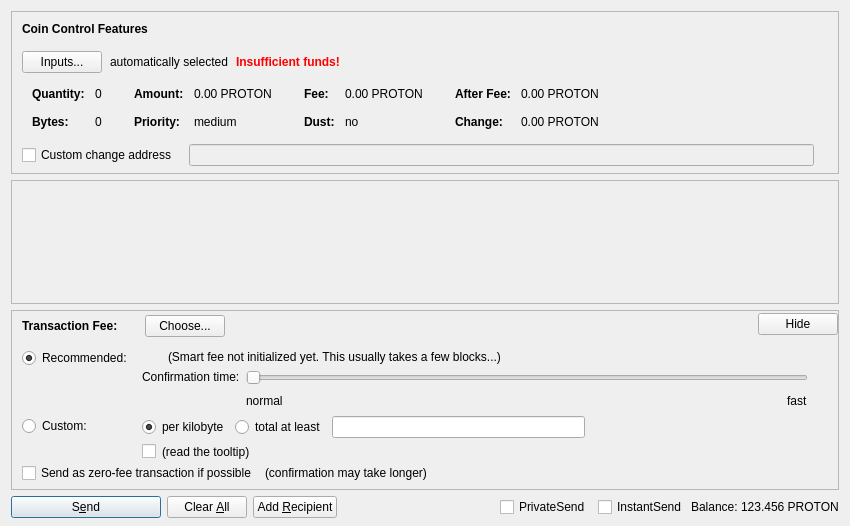
coinmenace/SquareCoin, file src/qt/forms/sendcoinsdialog.ui: the form before one commit.
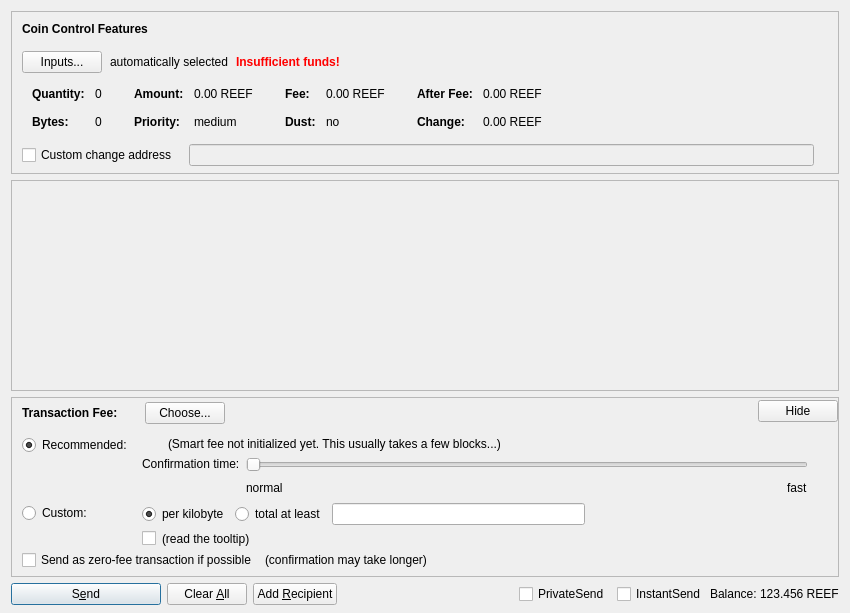
The form after the commit. Custom widgets are drawn as their Qt base class.

Commit message: Changes to the Reef Core

The edit to the form file:
```diff
--- a/src/qt/forms/sendcoinsdialog.ui
+++ b/src/qt/forms/sendcoinsdialog.ui
@@ -7,7 +7,7 @@
     <x>0</x>
     <y>0</y>
     <width>850</width>
-    <height>526</height>
+    <height>613</height>
    </rect>
   </property>
   <property name="windowTitle">
@@ -324,7 +324,7 @@
                   <enum>Qt::ActionsContextMenu</enum>
                  </property>
                  <property name="text">
-                  <string notr="true">0.00 PROTON</string>
+                  <string notr="true">0.00 REEF</string>
                  </property>
                  <property name="textInteractionFlags">
                   <set>Qt::LinksAccessibleByMouse|Qt::TextSelectableByKeyboard|Qt::TextSelectableByMouse</set>
@@ -404,7 +404,7 @@
                   <enum>Qt::ActionsContextMenu</enum>
                  </property>
                  <property name="text">
-                  <string notr="true">0.00 PROTON</string>
+                  <string notr="true">0.00 REEF</string>
                  </property>
                  <property name="textInteractionFlags">
                   <set>Qt::LinksAccessibleByMouse|Qt::TextSelectableByKeyboard|Qt::TextSelectableByMouse</set>
@@ -484,7 +484,7 @@
                   <enum>Qt::ActionsContextMenu</enum>
                  </property>
                  <property name="text">
-                  <string notr="true">0.00 PROTON</string>
+                  <string notr="true">0.00 REEF</string>
                  </property>
                  <property name="textInteractionFlags">
                   <set>Qt::LinksAccessibleByMouse|Qt::TextSelectableByKeyboard|Qt::TextSelectableByMouse</set>
@@ -513,7 +513,7 @@
                   <enum>Qt::ActionsContextMenu</enum>
                  </property>
                  <property name="text">
-                  <string notr="true">0.00 PROTON</string>
+                  <string notr="true">0.00 REEF</string>
                  </property>
                  <property name="textInteractionFlags">
                   <set>Qt::LinksAccessibleByMouse|Qt::TextSelectableByKeyboard|Qt::TextSelectableByMouse</set>
@@ -616,8 +616,8 @@
        <rect>
         <x>0</x>
         <y>0</y>
-        <width>830</width>
-        <height>69</height>
+        <width>824</width>
+        <height>77</height>
        </rect>
       </property>
       <layout class="QVBoxLayout" name="verticalLayout_2" stretch="0,1">
@@ -1366,7 +1366,7 @@
           <cursorShape>IBeamCursor</cursorShape>
          </property>
          <property name="text">
-          <string notr="true">123.456 PROTON</string>
+          <string notr="true">123.456 REEF</string>
          </property>
          <property name="textInteractionFlags">
           <set>Qt::LinksAccessibleByMouse|Qt::TextSelectableByKeyboard|Qt::TextSelectableByMouse</set>
```
The commit also changes 19 other files.
